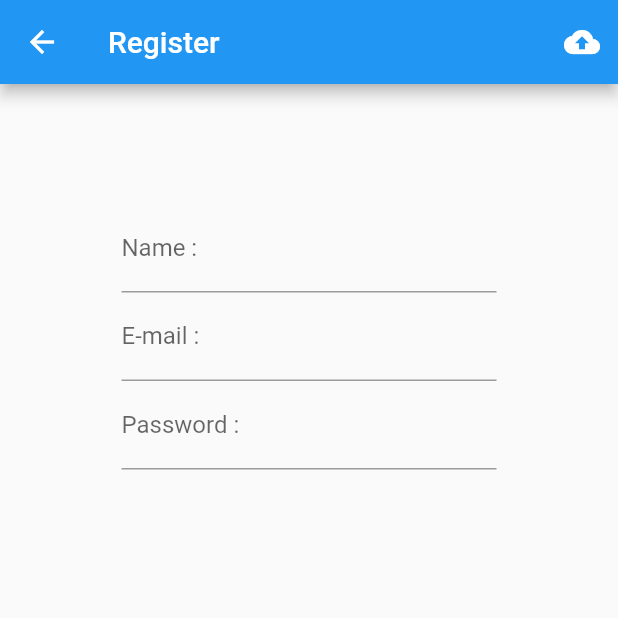
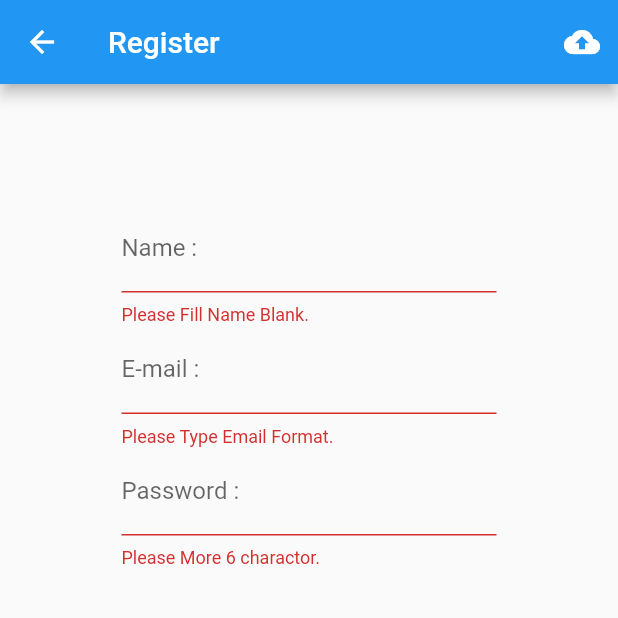
Before and after one commit to Likhit-P101/NongKlomFirebase, a Flutter app: the Register screen opened directly, after a tap on the "cloud upload" icon, on a phone screen of 412 x 824 dp, the top half of it. Run offline on Flutter 3.47's test engine with Material 2 defaults, Android fonts, the phone set to English and light mode, and no system bars.

Commit message:
Get Value From Filed

```diff
--- a/lib/screens/register.dart
+++ b/lib/screens/register.dart
@@ -6,18 +6,20 @@ class Register extends StatefulWidget {
 }
 
 class _RegisterState extends State<Register> {
-  Widget space() {
-    //ทำเป็นช่องว่างแล้วนำไปแทรกตาม
-    return SizedBox(
-      height: 16.0,
-      width: 8.0,
-    );
-  }
+  //Obj สำหรับ Class นี้
+  final formKey = GlobalKey<FormState>();
+
+  String strName, strEmail, strPassword;
 
   Widget uploadButton() {
     return IconButton(
       icon: Icon(Icons.cloud_upload),
-      onPressed: () {},
+      onPressed: () {
+        if (formKey.currentState.validate()) {
+          formKey.currentState.save();
+          print('Name = $strName, Email = $strEmail, Password =$strPassword');
+        }
+      },
     );
   }
 
@@ -27,7 +29,16 @@ class _RegisterState extends State<Register> {
       child: Container(
         width: 250.0,
         child: TextFormField(
-          decoration: InputDecoration(labelText: 'Name :', hintText: 'Request'),
+          decoration: InputDecoration(
+            labelText: 'Name :',
+            hintText: 'Request',
+          ),
+          validator: (String valueName) {
+            if (valueName.length == 0) {
+              return 'Please Fill Name Blank.';
+            }
+          },
+          onSaved: (String valueName) => strName = valueName,
         ),
       ),
     );
@@ -39,8 +50,18 @@ class _RegisterState extends State<Register> {
       child: Container(
         width: 250.0,
         child: TextFormField(
-          decoration:
-              InputDecoration(labelText: 'E-mail :', hintText: 'Request'),
+          decoration: InputDecoration(
+            labelText: 'E-mail :',
+            hintText: 'Request',
+          ),
+          validator: (String valueEmail) {
+            if (!((valueEmail.contains('@')) && (valueEmail.contains('.')))) {
+              return 'Please Type Email Format.';
+            }
+          },
+          onSaved: (String valueEmail) {
+            strEmail = valueEmail;
+          },
         ),
       ),
     );
@@ -52,8 +73,16 @@ class _RegisterState extends State<Register> {
       child: Container(
         width: 250.0,
         child: TextFormField(
-          decoration:
-              InputDecoration(labelText: 'Password :', hintText: 'Request'),
+          decoration: InputDecoration(
+            labelText: 'Password :',
+            hintText: 'Request',
+          ),
+          validator: (String valuePassword) {
+            if (valuePassword.length < 6) {
+              return 'Please More 6 charactor.';
+            }
+          },
+          onSaved: (String valuePassword) => strPassword = valuePassword,
         ),
       ),
     );
@@ -67,7 +96,9 @@ class _RegisterState extends State<Register> {
         title: Text('Register'),
         actions: <Widget>[uploadButton()],
       ),
-      body: Container(
+      body: Form(
+        key: formKey,
+        child: Container(
             padding: EdgeInsets.only(top: 80.0),
             alignment: Alignment(0, -1),
             child: Column(
@@ -77,6 +108,7 @@ class _RegisterState extends State<Register> {
                 passwordTextFormField(),
               ],
             )),
+      ),
     );
   }
 }
```
Lines whose indentation alone changed are shown as unchanged.
